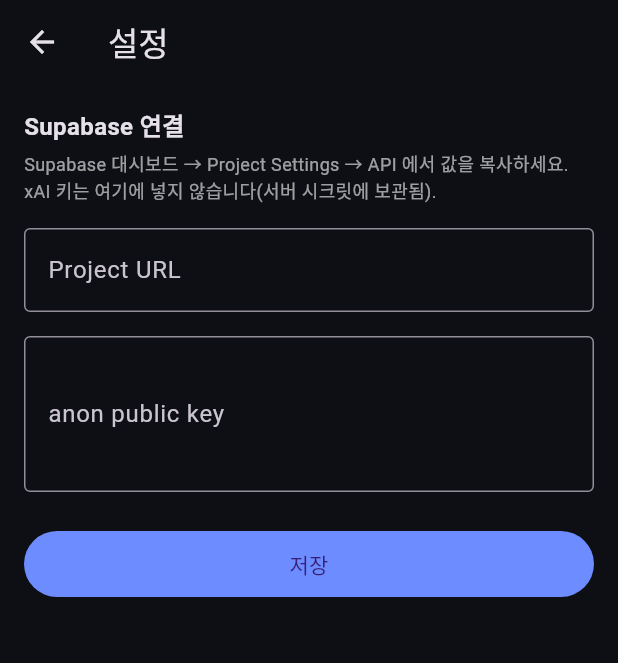
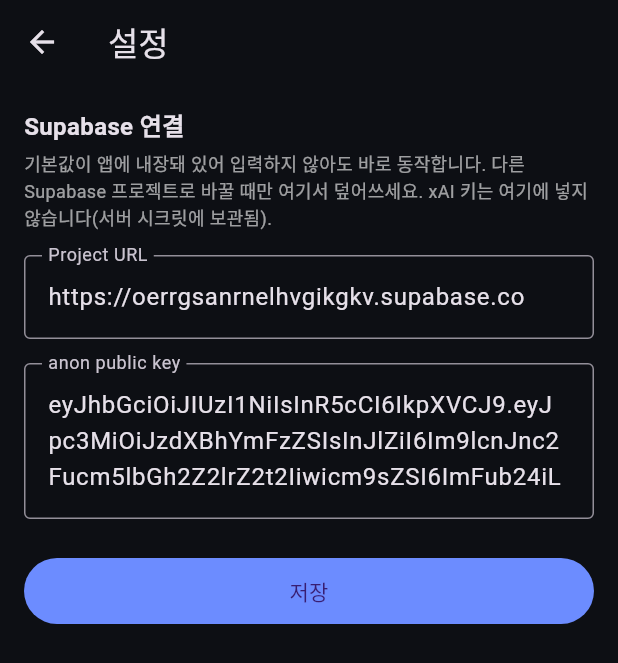
Before and after one commit to gunug/chat_grok, a Flutter app: the SettingsScreen screen opened directly, on a phone screen of 412 x 824 dp. Shown: the top 663 px of the screen. Run offline on Flutter 3.47's test engine with Material 3 defaults, Android fonts, the phone set to English and light mode, and no system bars; our stand-ins replace share_plus, shared_preferences, supabase_flutter; accounts and stored records are empty; network calls fail.

Commit message:
Embed Supabase config for zero-setup launch
The public Supabase URL + anon key are now baked into the app (config.dart),
so it auto-connects and signs in anonymously on first launch with no Settings
input required. A value entered in Settings still overrides the default for
pointing at a different project. The xAI key remains a server-only secret.

Co-Authored-By: Claude Opus 4.8 (1M context) <noreply@anthropic.com>

```diff
--- /dev/null
+++ b/lib/config.dart
@@ -0,0 +1,12 @@
+// Public Supabase project values — safe to ship inside the client app.
+// They only identify the project and allow anonymous sign-in; they are NOT
+// secrets. The xAI API key is NOT here — it lives only as a Supabase secret
+// and is used by the Edge Function server-side.
+//
+// Baking these in means the app works with zero setup: it auto-connects and
+// signs in anonymously on first launch.
+
+const String kSupabaseUrl = 'https://oerrgsanrnelhvgikgkv.supabase.co';
+
+const String kSupabaseAnonKey =
+    'eyJhbGciOiJIUzI1NiIsInR5cCI6IkpXVCJ9.eyJpc3MiOiJzdXBhYmFzZSIsInJlZiI6Im9lcnJnc2Fucm5lbGh2Z2lrZ2t2Iiwicm9sZSI6ImFub24iLCJpYXQiOjE3ODA5ODgzOTIsImV4cCI6MjA5NjU2NDM5Mn0.LWJiSUQY_R0gkNb93f_186NatET9YlkfS0DeItjdbVY';
--- a/lib/settings_screen.dart
+++ b/lib/settings_screen.dart
@@ -40,7 +40,8 @@ class _SettingsScreenState extends State<SettingsScreen> {
           ),
           const SizedBox(height: 4),
           const Text(
-            'Supabase 대시보드 → Project Settings → API 에서 값을 복사하세요. '
+            '기본값이 앱에 내장돼 있어 입력하지 않아도 바로 동작합니다. '
+            '다른 Supabase 프로젝트로 바꿀 때만 여기서 덮어쓰세요. '
             'xAI 키는 여기에 넣지 않습니다(서버 시크릿에 보관됨).',
             style: TextStyle(fontSize: 12, color: Colors.white60),
           ),
--- a/lib/storage.dart
+++ b/lib/storage.dart
@@ -4,6 +4,7 @@
 import 'dart:convert';
 import 'package:shared_preferences/shared_preferences.dart';
 import 'models.dart';
+import 'config.dart';
 
 class Store {
   static const _kConversations = 'conversations';
@@ -70,8 +71,18 @@ class Store {
   }
 
   // --- Settings -------------------------------------------------------------
-  String get supabaseUrl => _prefs.getString(_kSupabaseUrl) ?? '';
-  String get anonKey => _prefs.getString(_kAnonKey) ?? '';
+  // Falls back to the values baked into config.dart, so the app works with no
+  // setup. A stored value (entered in Settings) overrides the default.
+  String get supabaseUrl {
+    final v = _prefs.getString(_kSupabaseUrl) ?? '';
+    return v.isNotEmpty ? v : kSupabaseUrl;
+  }
+
+  String get anonKey {
+    final v = _prefs.getString(_kAnonKey) ?? '';
+    return v.isNotEmpty ? v : kSupabaseAnonKey;
+  }
+
   bool get isConfigured => supabaseUrl.isNotEmpty && anonKey.isNotEmpty;
 
   Future<void> setSettings(String url, String key) async {
```
